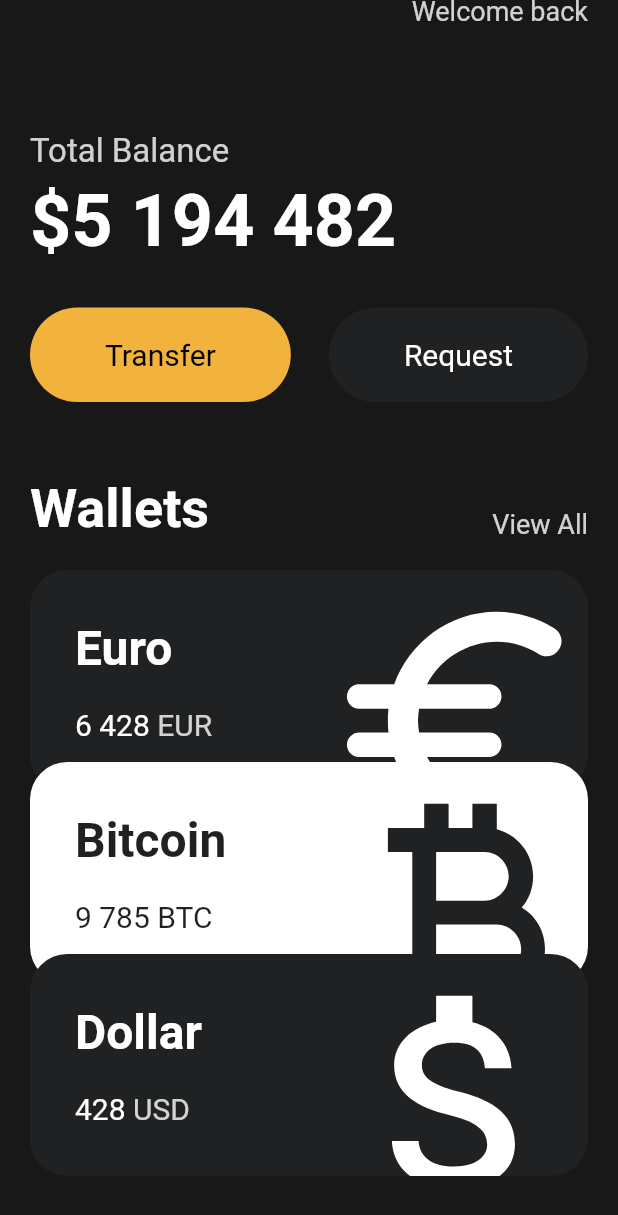
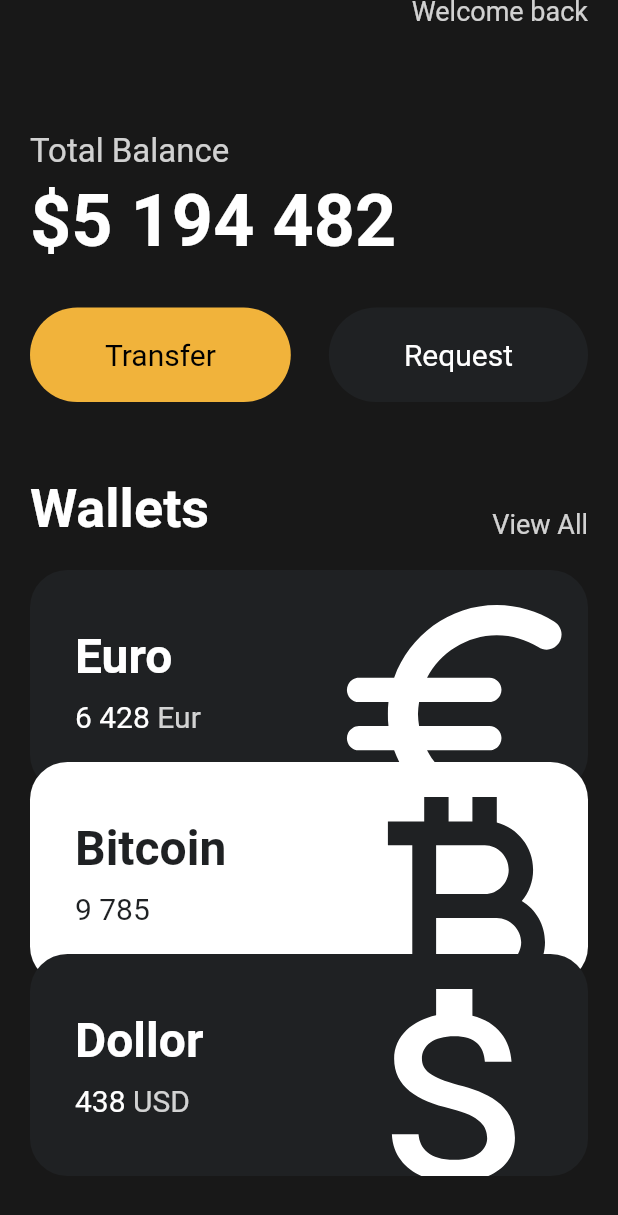
Before and after one commit to seo081225/toonflix, a Flutter app: the screen it shows after launch, scrolled down 116 dp, on a phone screen of 412 x 824 dp. Shown: the top 1215 px of the screen. Run offline on Flutter 3.47's test engine with Material 2 defaults, Android fonts, the phone set to English and light mode, and no system bars.

Commit message:
#3.9 Code Challenge

```diff
--- a/lib/main.dart
+++ b/lib/main.dart
@@ -118,30 +118,27 @@ class App extends StatelessWidget {
                 ),
                 const CurrencyCard(
                   name: 'Euro',
-                  code: 'EUR',
+                  code: "Eur",
                   amount: '6 428',
                   icon: Icons.euro_rounded,
                   isInverted: false,
+                  order: 1,
                 ),
-                Transform.translate(
-                  offset: const Offset(0, -20),
-                  child: const CurrencyCard(
+                const CurrencyCard(
                   name: 'Bitcoin',
-                    code: 'BTC',
+                  code: "Bit",
                   amount: '9 785',
                   icon: Icons.currency_bitcoin,
                   isInverted: true,
+                  order: 2,
                 ),
-                ),
-                Transform.translate(
-                  offset: const Offset(0, -40),
-                  child: const CurrencyCard(
-                    name: 'Dollar',
-                    code: 'USD',
-                    amount: '428',
+                const CurrencyCard(
+                  name: 'Dollor',
+                  code: "USD",
+                  amount: '438',
                   icon: Icons.attach_money_outlined,
                   isInverted: false,
-                  ),
+                  order: 3,
                 ),
               ],
             ),
--- a/lib/widgets/currency_card.dart
+++ b/lib/widgets/currency_card.dart
@@ -4,9 +4,9 @@ class CurrencyCard extends StatelessWidget {
   final String name, code, amount;
   final IconData icon;
   final bool isInverted;
+  final double order;
 
   final _blackColor = const Color(0xFF1F2123);
-
   const CurrencyCard({
     super.key,
     required this.name,
@@ -14,11 +14,14 @@ class CurrencyCard extends StatelessWidget {
     required this.amount,
     required this.icon,
     required this.isInverted,
+    required this.order,
   });
 
   @override
   Widget build(BuildContext context) {
-    return Container(
+    return Transform.translate(
+      offset: order == 1 ? const Offset(0, 0) : Offset(0, (order - 1) * -20),
+      child: Container(
         clipBehavior: Clip.hardEdge,
         decoration: BoxDecoration(
           color: isInverted ? Colors.white : _blackColor,
@@ -41,7 +44,7 @@ class CurrencyCard extends StatelessWidget {
                     ),
                   ),
                   const SizedBox(
-                  height: 20,
+                    height: 10,
                   ),
                   Row(
                     children: [
@@ -58,31 +61,27 @@ class CurrencyCard extends StatelessWidget {
                       Text(
                         code,
                         style: TextStyle(
-                        color: isInverted
-                            ? _blackColor
-                            : Colors.white.withOpacity(0.8),
+                          color: Colors.white.withOpacity(0.8),
                           fontSize: 20,
                         ),
                       ),
                     ],
-                )
+                  ),
                 ],
               ),
               Transform.scale(
                 scale: 2.2,
                 child: Transform.translate(
-                offset: const Offset(
-                  -5,
-                  12,
-                ),
+                  offset: const Offset(-5, 10),
                   child: Icon(
                     icon,
                     color: isInverted ? _blackColor : Colors.white,
                     size: 88,
                   ),
                 ),
-            )
+              ),
             ],
+          ),
         ),
       ),
     );
```
Lines whose indentation alone changed are shown as unchanged.
